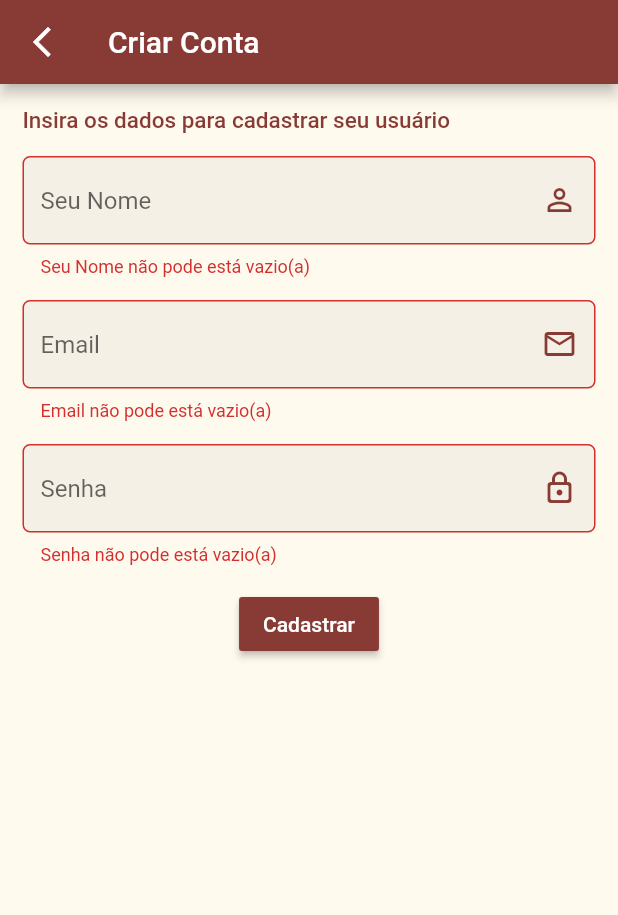
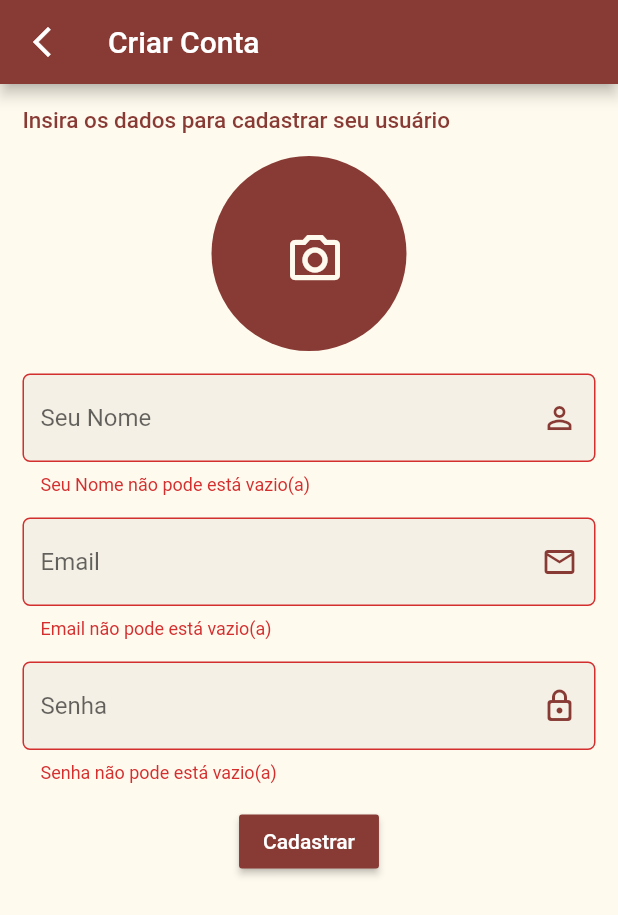
Before and after one commit to OzielFilho/Chevron, a Flutter app: the CreateAccountWithFirebasePage screen opened by its route, after a tap on "Cadastrar", on a phone screen of 412 x 824 dp. Shown: the top 915 px of the screen. Run offline on Flutter 3.47's test engine with Material 2 defaults, Android fonts, the phone set to English and light mode, and no system bars; our stand-ins replace cloud_firestore, firebase_auth, firebase_core, flutter_modular, mobx; accounts and stored records are empty; generated files the repository leaves out were written again.

Commit message:
insert image in create account

```diff
--- a/lib/app/app_widget.dart
+++ b/lib/app/app_widget.dart
@@ -13,6 +13,9 @@ class AppWidget extends StatelessWidget {
           backgroundColor: const Color(0xffFFFAEE),
           primaryColor: const Color(0xff883B35),
           appBarTheme: const AppBarTheme(
+            backgroundColor: Color(0xff883B35),
+          ),
+          snackBarTheme: const SnackBarThemeData(
             backgroundColor: Color(0xff883B35),
           ),
           scaffoldBackgroundColor: const Color(0xffFFFAEE),
--- a/lib/app/modules/login/pages/create_account/create_account.dart
+++ b/lib/app/modules/login/pages/create_account/create_account.dart
@@ -36,6 +36,28 @@ class _CreateAccountWithFirebasePageState extends ModularState<
                 const SizedBox(
                   height: 15,
                 ),
+                Align(
+                  alignment: Alignment.center,
+                  child: Stack(
+                    alignment: Alignment.center,
+                    children: [
+                      CircleAvatar(
+                        backgroundColor: Theme.of(context).primaryColor,
+                        radius: 65,
+                      ),
+                      IconButton(
+                          onPressed: () async {},
+                          icon: Icon(
+                            Icons.camera_alt_outlined,
+                            size: 40,
+                            color: Theme.of(context).backgroundColor,
+                          ))
+                    ],
+                  ),
+                ),
+                const SizedBox(
+                  height: 15,
+                ),
                 TextFormFieldCustom(
                   controllerText: controller.nameCreate,
                   title: 'Seu Nome',
@@ -62,9 +84,10 @@ class _CreateAccountWithFirebasePageState extends ModularState<
                   height: 15,
                 ),
                 MaterialButtomCustom(
-                    action: () {
+                    action: () async {
                       if (_key.currentState!.validate()) {
-                        controller.createAccountWithFirebase(context: context);
+                        await controller.createAccountWithFirebase(
+                            context: context);
                       }
                     },
                     text: 'Cadastrar',
--- a/pubspec.yaml
+++ b/pubspec.yaml
@@ -43,6 +43,9 @@ dependencies:
   firebase_core: ^1.8.0
   firebase_auth: ^3.1.4
   cloud_firestore: ^2.5.4
+  image_picker: ^0.8.4+3
+  firebase_storage: ^10.0.6
+  path: ^1.8.0
 
 dev_dependencies:
   flutter_test:
```
Also changed, not shown: lib/app/modules/login/pages/create_account/create_account_with_firebase_controller.dart (+32 -16 lines), lib/app/modules/login/pages/models/order.dart (deleted, +0 -37 lines), lib/app/modules/login/pages/models/user.dart (+4 -7 lines), lib/app/shared/utils/functions/snack_bar/snack_bar_custom.dart (added, +11 -0 lines), lib/app/modules/login/pages/create_account/create_account_with_firebase_controller.g.dart, lib/app/modules/splash/splash_controller.g.dart, pubspec.lock.
